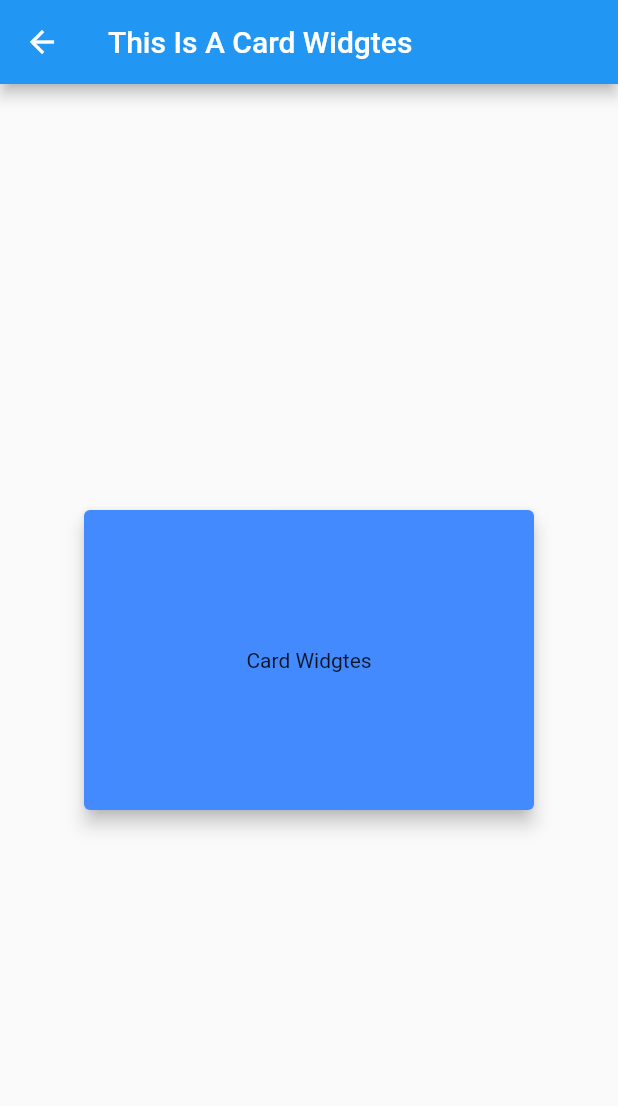
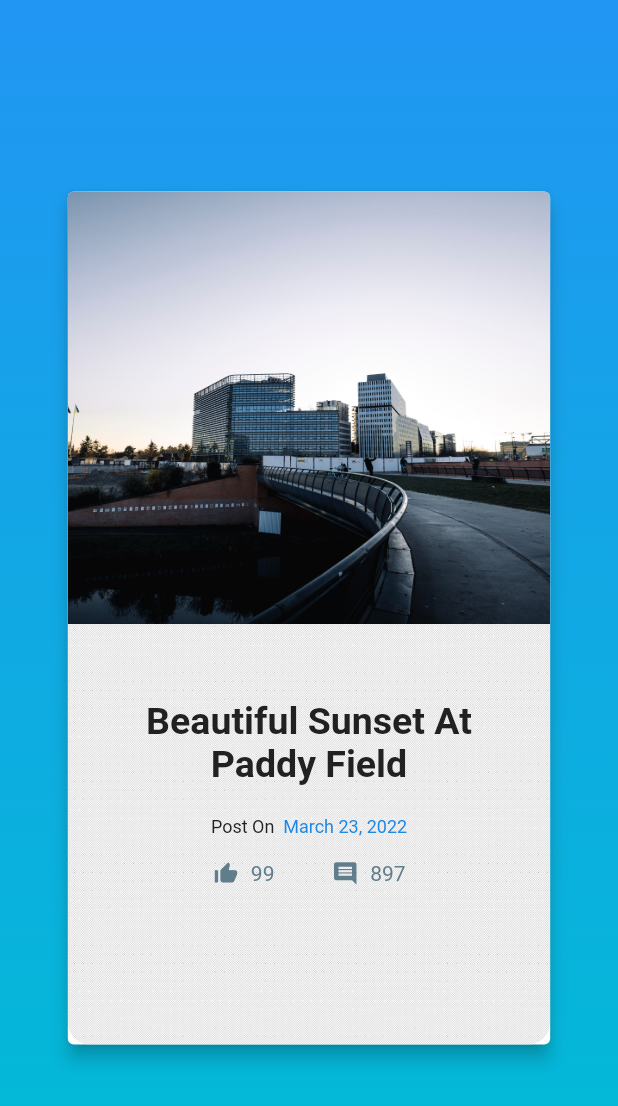
Before and after one commit to saldisucipto/flutter_great, a Flutter app: the CardWidgets screen opened directly, on a phone screen of 412 x 824 dp. Shown: the top 1106 px of the screen. Run offline on Flutter 3.47's test engine with Material 2 defaults, Android fonts, the phone set to English and light mode, and no system bars.

Commit message:
Updated Card

```diff
--- a/lib/pages/widgets/card_widgets.dart
+++ b/lib/pages/widgets/card_widgets.dart
@@ -6,22 +6,142 @@ class CardWidgets extends StatelessWidget {
   @override
   Widget build(BuildContext context) {
     return Scaffold(
-      appBar: AppBar(
-        title: const Text("This Is A Card Widgtes"),
-      ),
-      body: const Center(
-        child: Card(
-          // Penggunaan Card Widgtes
-          elevation: 5,
-          color: Colors.blueAccent,
-          child: SizedBox(
-            width: 300,
-            height: 200,
-            child: Center(
-              child: Text("Card Widgtes"),
+      body: Stack(
+        children: [
+          Container(
+            decoration: const BoxDecoration(
+              gradient: LinearGradient(
+                colors: [Colors.blue, Colors.cyan],
+                begin: Alignment.topCenter,
+                end: Alignment.bottomCenter,
+              ),
             ),
           ),
-        ),
+          Center(
+            child: SizedBox(
+              width: MediaQuery.of(context).size.width * 0.8,
+              height: MediaQuery.of(context).size.height * 0.7,
+              child: Card(
+                elevation: 5,
+                child: Stack(
+                  children: [
+                    Opacity(
+                      opacity: 0.7,
+                      child: Container(
+                        decoration: BoxDecoration(
+                          borderRadius: BorderRadius.circular(15),
+                          image: const DecorationImage(
+                            image: AssetImage("assets/patern/pattern.png"),
+                            fit: BoxFit.cover,
+                            repeat: ImageRepeat.noRepeat,
+                          ),
+                        ),
+                      ),
+                    ),
+                    Container(
+                      height: MediaQuery.of(context).size.height * 0.35,
+                      decoration: const BoxDecoration(
+                        borderRadius: BorderRadius.only(
+                          topLeft: Radius.circular(4),
+                          topRight: Radius.circular(4),
+                        ),
+                        image: DecorationImage(
+                          image: AssetImage(
+                            "assets/images/images1.jpg",
+                          ),
+                          fit: BoxFit.cover,
+                        ),
+                      ),
+                    ),
+                    Container(
+                      margin: EdgeInsets.fromLTRB(
+                          20,
+                          50 + MediaQuery.of(context).size.height * 0.35,
+                          20,
+                          20),
+                      child: Column(
+                        children: [
+                          Text(
+                            "Beautiful Sunset At Paddy Field",
+                            maxLines: 2,
+                            textAlign: TextAlign.center,
+                            style: TextStyle(
+                              color: Colors.grey[900],
+                              fontSize: 25,
+                              fontWeight: FontWeight.bold,
+                            ),
+                          ),
+                          Container(
+                            margin: const EdgeInsets.fromLTRB(0, 20, 0, 15),
+                            child: Row(
+                              mainAxisAlignment: MainAxisAlignment.center,
+                              children: [
+                                Text(
+                                  "Post On  ",
+                                  style: TextStyle(
+                                      color: Colors.grey[900], fontSize: 12),
+                                ),
+                                Text(
+                                  "March 23, 2022",
+                                  style: TextStyle(
+                                      color: Colors.blue[600], fontSize: 12),
+                                ),
+                              ],
+                            ),
+                          ),
+                          Row(
+                            children: const [
+                              Spacer(
+                                flex: 10,
+                              ),
+                              // icon
+                              Icon(
+                                Icons.thumb_up_alt,
+                                size: 18,
+                                color: Colors.blueGrey,
+                              ),
+                              Spacer(
+                                flex: 1,
+                              ),
+                              // Text
+                              Text(
+                                "99",
+                                style: TextStyle(color: Colors.blueGrey),
+                              ),
+                              Spacer(
+                                flex: 5,
+                              ),
+                              // icon
+                              Icon(
+                                Icons.comment,
+                                size: 18,
+                                color: Colors.blueGrey,
+                              ),
+
+                              Spacer(
+                                flex: 1,
+                              ),
+                              // Text
+                              Text(
+                                "897",
+                                style: TextStyle(color: Colors.blueGrey),
+                              ),
+
+                              Spacer(
+                                flex: 10,
+                              ),
+                              // Text
+                            ],
+                          )
+                        ],
+                      ),
+                    )
+                  ],
+                ),
+              ),
+            ),
+          ),
+        ],
       ),
     );
   }
```
